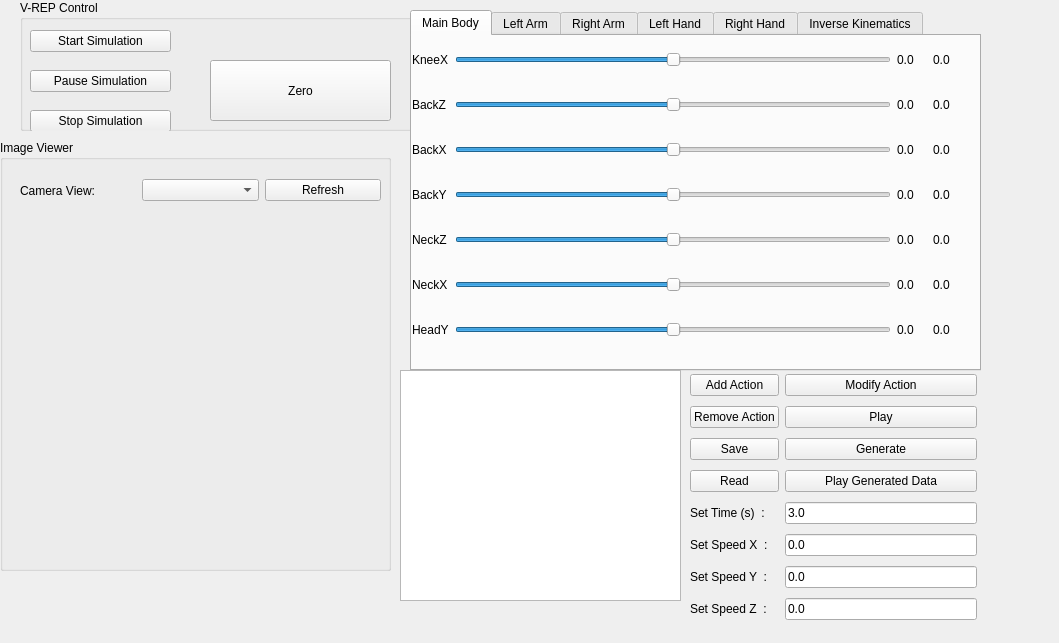
Before: the Qt Designer form src/my_plugin.ui in Rayckey/XR1_vrep_ros, drawn with Qt 5.
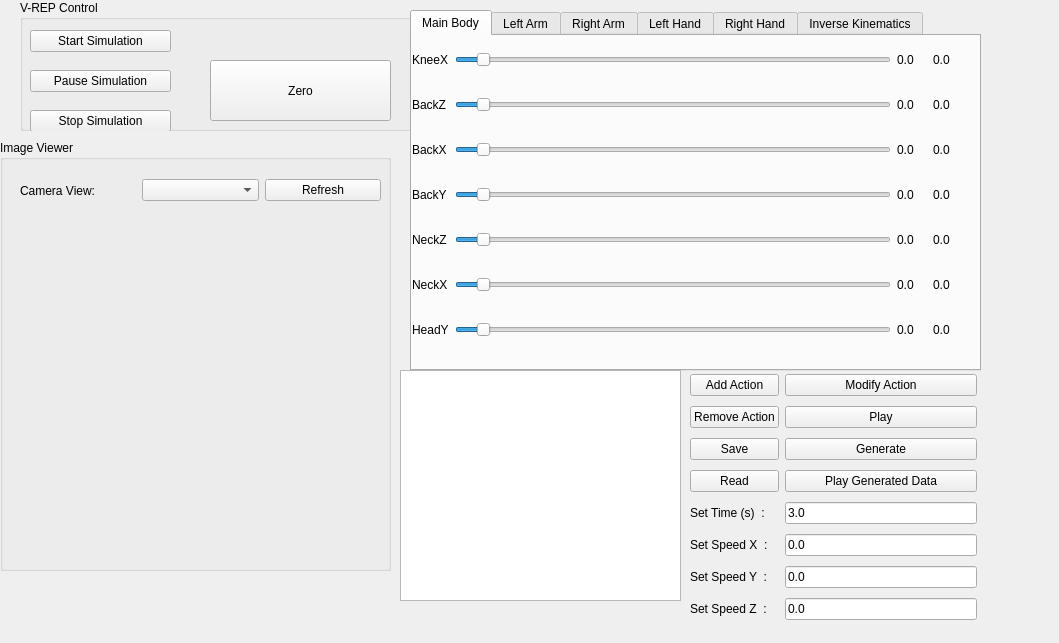
After: the same form once the commit is applied. Custom widgets are drawn as their Qt base class.

```diff
--- a/src/my_plugin.ui
+++ b/src/my_plugin.ui
@@ -190,7 +190,7 @@
       <item row="1" column="1">
        <widget class="QSlider" name="Body_T_S_1">
         <property name="maximum">
-         <number>100</number>
+         <number>1000</number>
         </property>
         <property name="sliderPosition">
          <number>50</number>
@@ -210,7 +210,7 @@
       <item row="0" column="1">
        <widget class="QSlider" name="Body_T_S_0">
         <property name="maximum">
-         <number>100</number>
+         <number>1000</number>
         </property>
         <property name="sliderPosition">
          <number>50</number>
@@ -223,7 +223,7 @@
       <item row="2" column="1">
        <widget class="QSlider" name="Body_T_S_2">
         <property name="maximum">
-         <number>100</number>
+         <number>1000</number>
         </property>
         <property name="sliderPosition">
          <number>50</number>
@@ -312,7 +312,7 @@
       <item row="5" column="1">
        <widget class="QSlider" name="Body_T_S_5">
         <property name="maximum">
-         <number>100</number>
+         <number>1000</number>
         </property>
         <property name="sliderPosition">
          <number>50</number>
@@ -384,7 +384,7 @@
       <item row="4" column="1">
        <widget class="QSlider" name="Body_T_S_4">
         <property name="maximum">
-         <number>100</number>
+         <number>1000</number>
         </property>
         <property name="sliderPosition">
          <number>50</number>
@@ -442,7 +442,7 @@
       <item row="3" column="1">
        <widget class="QSlider" name="Body_T_S_3">
         <property name="maximum">
-         <number>100</number>
+         <number>1000</number>
         </property>
         <property name="sliderPosition">
          <number>50</number>
@@ -462,7 +462,7 @@
       <item row="6" column="1">
        <widget class="QSlider" name="Body_T_S_6">
         <property name="maximum">
-         <number>100</number>
+         <number>1000</number>
         </property>
         <property name="sliderPosition">
          <number>50</number>
```
Left out of the diff: 28 changed lines with no effect on the pictures.
